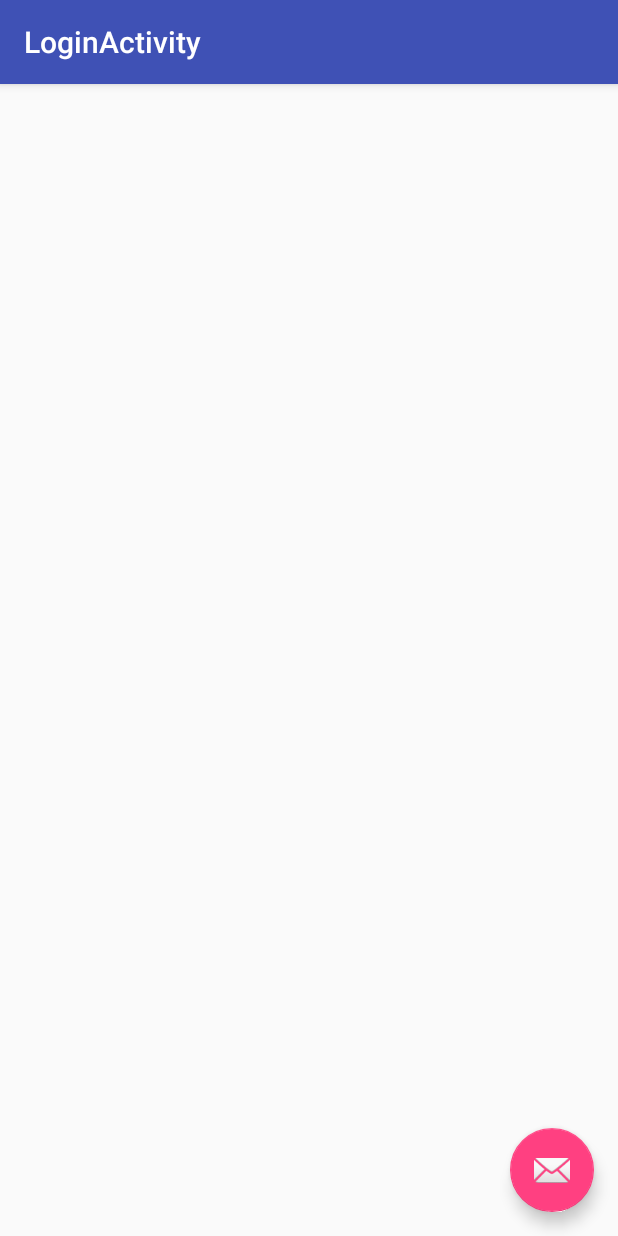
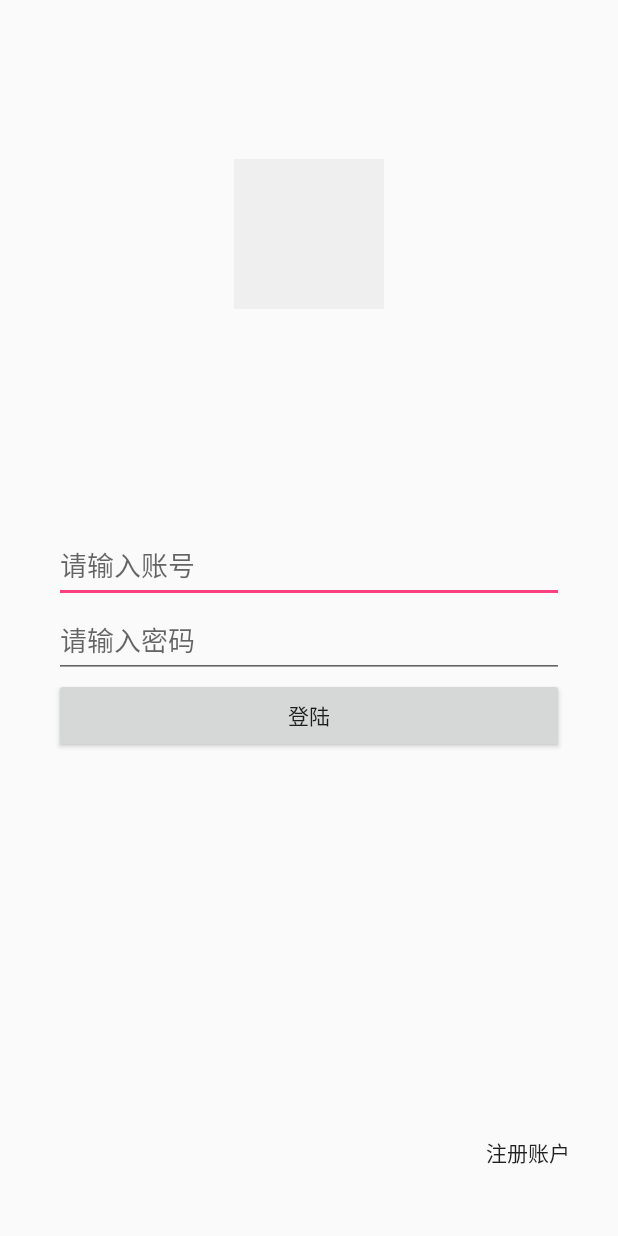
Before and after one commit to cchuhu/FreeParking, an Android app: the screen it shows after launch (LoginActivity), on a phone screen of 412 x 824 dp. Run offline under Robolectric (Android 15) with nearby library versions, the phone set to English and light mode, and no system bars.

Commit message:
编写界面雏形

```diff
--- /dev/null
+++ b/app/src/main/java/huhu/com/freeparking/Activity/LoginActivity.java
@@ -0,0 +1,19 @@
+package huhu.com.freeparking.Activity;
+
+import android.app.Activity;
+import android.os.Bundle;
+
+import huhu.com.freeparking.R;
+
+/**
+ * 登陆界面
+ */
+public class LoginActivity extends Activity {
+
+    @Override
+    protected void onCreate(Bundle savedInstanceState) {
+        super.onCreate(savedInstanceState);
+        setContentView(R.layout.activity_login);
+    }
+
+}
--- a/app/src/main/java/huhu/com/freeparking/LoginActivity.java
+++ /dev/null
@@ -1,28 +0,0 @@
-package huhu.com.freeparking;
-
-import android.os.Bundle;
-import android.support.design.widget.FloatingActionButton;
-import android.support.design.widget.Snackbar;
-import android.support.v7.app.AppCompatActivity;
-import android.support.v7.widget.Toolbar;
-import android.view.View;
-
-public class LoginActivity extends AppCompatActivity {
-
-    @Override
-    protected void onCreate(Bundle savedInstanceState) {
-        super.onCreate(savedInstanceState);
-        setContentView(R.layout.activity_login);
-        Toolbar toolbar = (Toolbar) findViewById(R.id.toolbar);
-        setSupportActionBar(toolbar);
-
-        FloatingActionButton fab = (FloatingActionButton) findViewById(R.id.fab);
-        fab.setOnClickListener(new View.OnClickListener() {
-            @Override
-            public void onClick(View view) {
-                Snackbar.make(view, "Replace with your own action", Snackbar.LENGTH_LONG).setAction("Action", null).show();
-            }
-        });
-    }
-
-}
--- a/app/src/main/res/layout/activity_login.xml
+++ b/app/src/main/res/layout/activity_login.xml
@@ -1,35 +1,78 @@
 <?xml version="1.0" encoding="utf-8"?>
-<android.support.design.widget.CoordinatorLayout
+<RelativeLayout
     xmlns:android="http://schemas.android.com/apk/res/android"
-    xmlns:app="http://schemas.android.com/apk/res-auto"
     xmlns:tools="http://schemas.android.com/tools"
     android:layout_width="match_parent"
     android:layout_height="match_parent"
-    android:fitsSystemWindows="true"
-    tools:context="huhu.com.freeparking.LoginActivity">
+    android:paddingBottom="@dimen/activity_vertical_margin"
+    android:paddingLeft="@dimen/activity_horizontal_margin"
+    android:paddingRight="@dimen/activity_horizontal_margin"
+    android:paddingTop="@dimen/activity_vertical_margin"
+    tools:context=".MainActivity">
 
-    <android.support.design.widget.AppBarLayout
+    <ImageView
+        android:id="@+id/img_login_icon"
+        android:layout_width="100dp"
+        android:layout_height="100dp"
+        android:layout_centerHorizontal="true"
+        android:layout_marginTop="90dp"
+        android:background="#efefef"/>
+
+    <LinearLayout
+        android:layout_width="match_parent"
         android:layout_height="wrap_content"
+        android:layout_centerVertical="true"
+        android:layout_marginLeft="20dp"
+        android:layout_marginRight="20dp"
+        android:orientation="vertical"
+        android:paddingTop="30dp">
+
+        <EditText
+            android:id="@+id/edt_login_account"
+            android:layout_width="match_parent"
+            android:layout_height="50dp"
+            android:layout_alignParentLeft="true"
+            android:layout_alignParentStart="true"
+            android:layout_centerVertical="true"
+            android:hint="请输入账号"/>
+
+        <EditText
+            android:id="@+id/edt_login_pass"
+            android:layout_width="match_parent"
+            android:layout_height="50dp"
+            android:layout_alignParentLeft="true"
+            android:layout_alignParentStart="true"
+            android:layout_centerVertical="true"
+            android:hint="请输入密码"/>
+
+        <Button
+            android:id="@+id/btn_login"
+            android:layout_width="match_parent"
+            android:layout_height="50dp"
+            android:text="登陆"/>
+
+    </LinearLayout>
+
+    <RelativeLayout
+
         android:layout_width="match_parent"
-        android:theme="@style/AppTheme.AppBarOverlay">
+        android:layout_height="40dp"
+        android:layout_alignParentBottom="true"
+        android:layout_alignParentLeft="true"
+        android:layout_alignParentStart="true"
+        android:layout_marginBottom="20dp"
+        android:orientation="horizontal">
 
-        <android.support.v7.widget.Toolbar
-            android:id="@+id/toolbar"
-            android:layout_width="match_parent"
-            android:layout_height="?attr/actionBarSize"
-            android:background="?attr/colorPrimary"
-            app:popupTheme="@style/AppTheme.PopupOverlay"/>
+        <Button
+            android:id="@+id/btn_toregister"
+            android:layout_width="wrap_content"
+            android:layout_height="wrap_content"
+            android:layout_alignParentRight="true"
+            android:background="@null"
+            android:text="注册账户"/>
 
-    </android.support.design.widget.AppBarLayout>
 
-    <include layout="@layout/content_login"/>
+    </RelativeLayout>
 
-    <android.support.design.widget.FloatingActionButton
-        android:id="@+id/fab"
-        android:layout_width="wrap_content"
-        android:layout_height="wrap_content"
-        android:layout_gravity="bottom|end"
-        android:layout_margin="@dimen/fab_margin"
-        android:src="@android:drawable/ic_dialog_email"/>
 
-</android.support.design.widget.CoordinatorLayout>
+</RelativeLayout>
--- a/app/src/main/res/layout/content_login.xml
+++ b/app/src/main/res/layout/content_login.xml
@@ -11,6 +11,6 @@
     android:paddingBottom="@dimen/activity_vertical_margin"
     app:layout_behavior="@string/appbar_scrolling_view_behavior"
     tools:showIn="@layout/activity_login"
-    tools:context="huhu.com.freeparking.LoginActivity">
+    tools:context="huhu.com.freeparking.Activity.LoginActivity">
 
 </RelativeLayout>
```
Also changed, not shown: app/src/main/AndroidManifest.xml (+9 -4 lines), app/src/main/java/huhu/com/freeparking/Activity/ChangePassActivity.java (added, +18 -0 lines), app/src/main/java/huhu/com/freeparking/Activity/MainActivity.java (renamed from app/src/main/java/huhu/com/freeparking/MainActivity.java, +6 -1 lines), app/src/main/java/huhu/com/freeparking/Activity/PersonInfoActivity.java (added, +18 -0 lines), app/src/main/java/huhu/com/freeparking/Activity/RegisterActivity.java (added, +18 -0 lines), app/src/main/res/layout/activity_change_pass.xml (added, +79 -0 lines), app/src/main/res/layout/activity_main.xml (+56 -8 lines), app/src/main/res/layout/activity_person_info.xml (added, +122 -0 lines), app/src/main/res/layout/activity_register.xml (added, +95 -0 lines).
